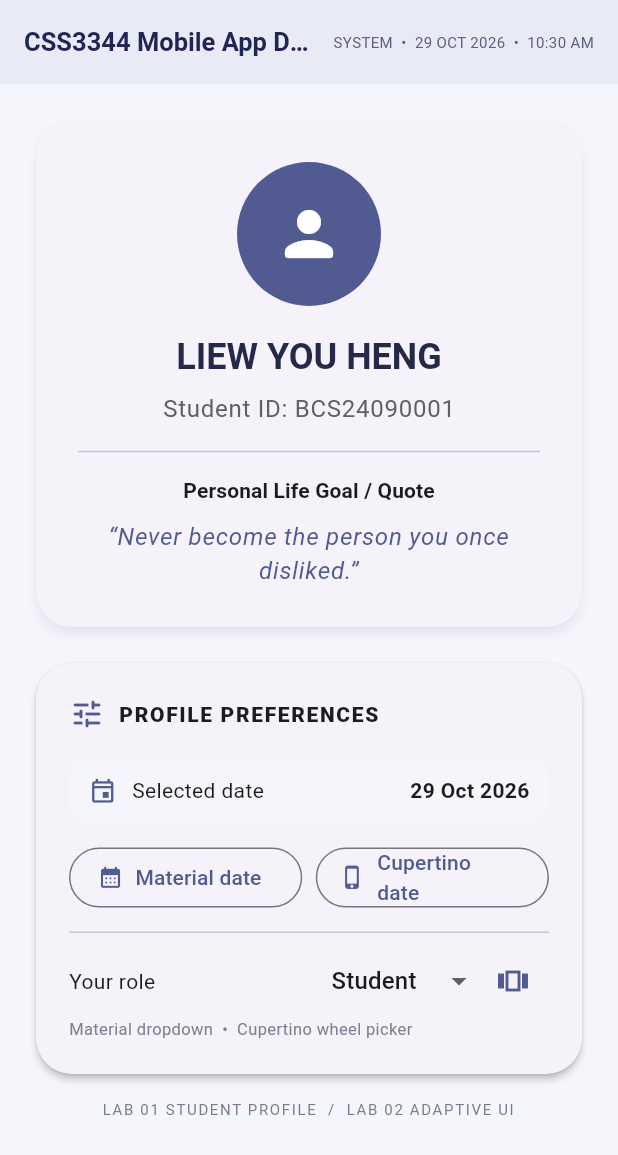
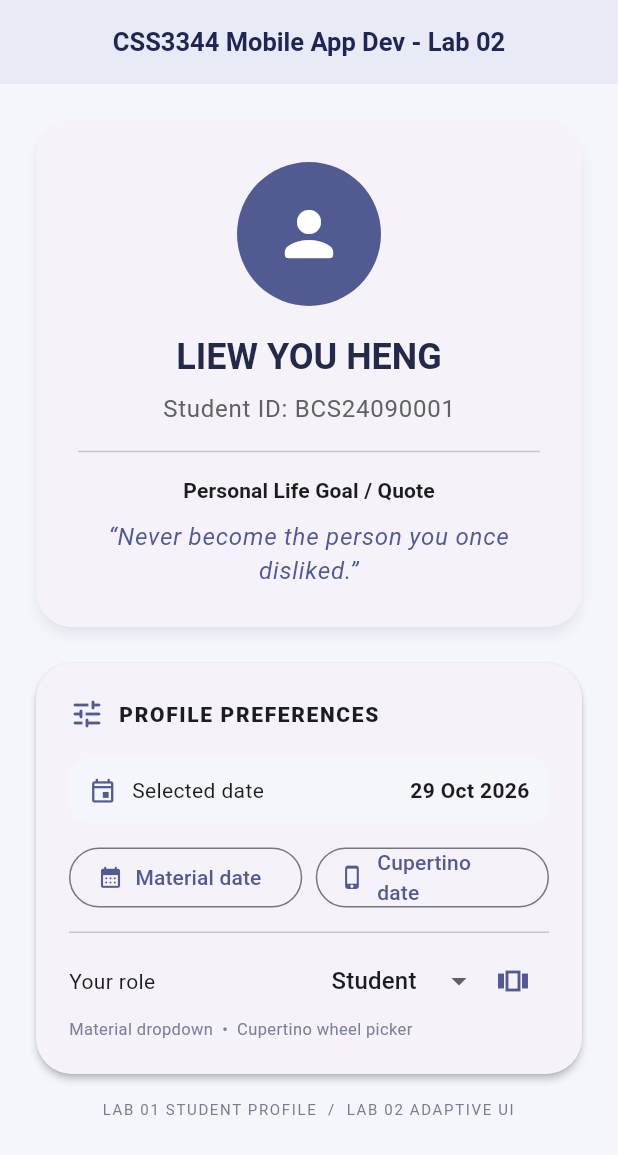
Before and after one commit to liew-io/css3344-lab02-adaptive-ui, a Flutter app: the screen it shows after launch, on a phone screen of 412 x 824 dp. Shown: the top 1155 px of the screen. Run offline on Flutter 3.47's test engine with Material 3 defaults, Android fonts, the phone set to English and light mode, and no system bars.

Commit message:
Use Lab 1 profile details and responsive app bar

```diff
--- a/lib/main.dart
+++ b/lib/main.dart
@@ -140,12 +140,16 @@
           style: TextStyle(fontSize: 17, fontWeight: FontWeight.w700),
         ),
         actions: [
+          if (MediaQuery.sizeOf(context).width >= 650)
             Padding(
               padding: const EdgeInsets.only(right: 16),
               child: Center(
                 child: Text(
                   _systemClockLabel(),
-                style: const TextStyle(fontSize: 10, color: Color(0xFF59627E)),
+                  style: const TextStyle(
+                    fontSize: 10,
+                    color: Color(0xFF59627E),
+                  ),
                 ),
               ),
             ),
```
Lines whose indentation alone changed are shown as unchanged.
